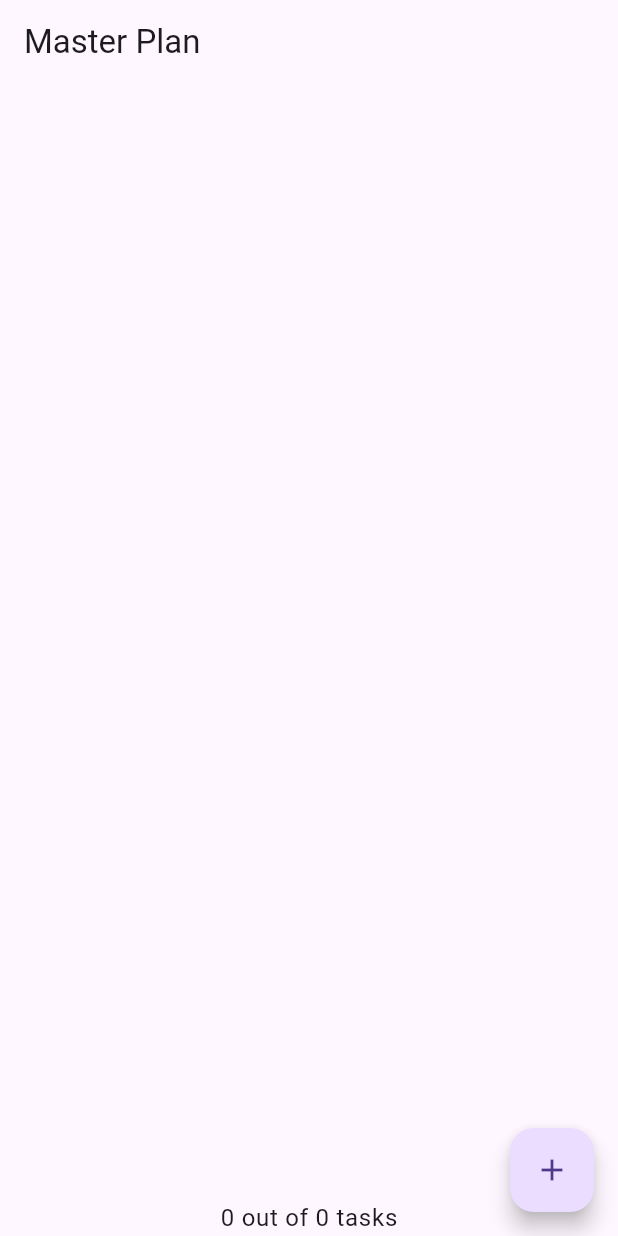
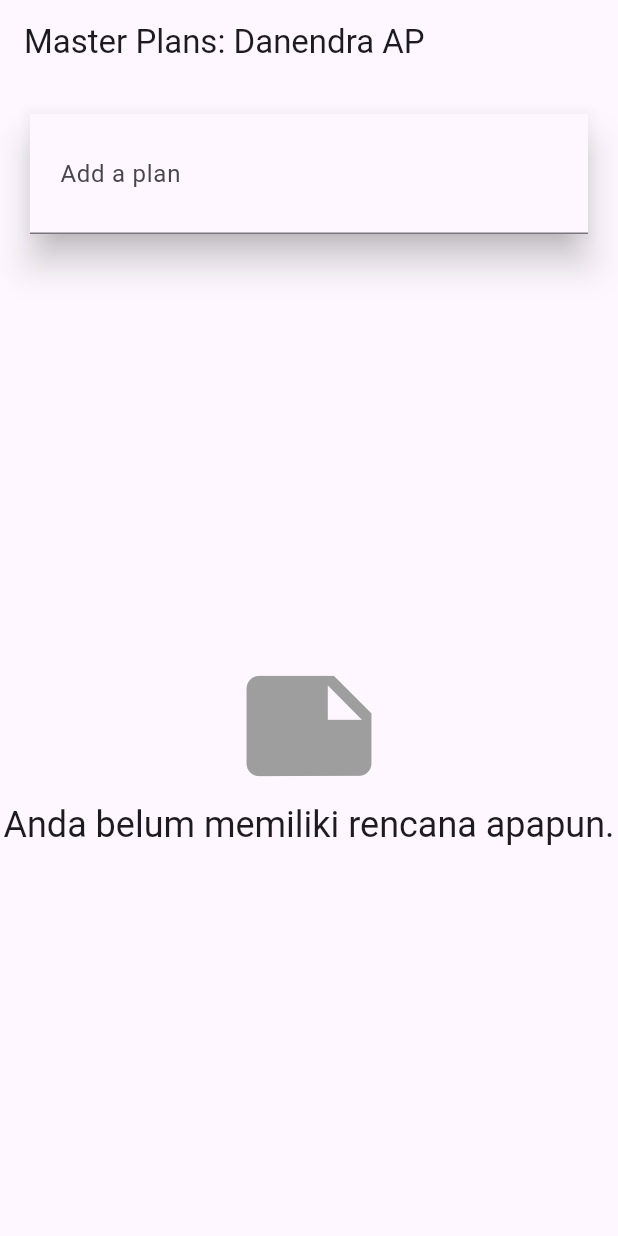
Before and after one commit to Danennndraaa/Pemrograman-Mobile-2025, a Flutter app: the screen it shows after launch, on a phone screen of 412 x 824 dp. Run offline on Flutter 3.47's test engine with Material 3 defaults, Android fonts, the phone set to English and light mode, and no system bars; our stand-ins replace auto_size_text, camera.

Commit message:
Praktikum 3: Membuat State di Multiple Screens

```diff
--- a/master_plan/lib/main.dart
+++ b/master_plan/lib/main.dart
@@ -1,7 +1,7 @@
 import 'package:flutter/material.dart';
-import './views/plan_screen.dart';
-import './provider/plan_provider.dart'; // Import Provider
-import './models/data_layer.dart'; // Import Model
+import './provider/plan_provider.dart';
+import './models/data_layer.dart';
+import './views/plan_creator_screen.dart';
 
 void main() => runApp(const MasterPlanApp());
 
@@ -10,12 +10,14 @@ class MasterPlanApp extends StatelessWidget {
 
   @override
   Widget build(BuildContext context) {
-    return MaterialApp(
-      theme: ThemeData(primarySwatch: Colors.purple),
-      // Langkah 2: Bungkus PlanScreen dengan PlanProvider
-      home: PlanProvider(
-        notifier: ValueNotifier<Plan>(const Plan()),
-        child: const PlanScreen(),
+    return PlanProvider(
+      notifier: ValueNotifier<List<Plan>>(const []),
+      child: MaterialApp(
+        title: 'State Management App',
+        theme: ThemeData(
+          primarySwatch: Colors.blue,
+        ),
+        home: const PlanCreatorScreen(),
       ),
     );
   }
--- a/master_plan/lib/provider/plan_provider.dart
+++ b/master_plan/lib/provider/plan_provider.dart
@@ -1,14 +1,14 @@
 import 'package:flutter/material.dart';
 import '../models/data_layer.dart';
 
-class PlanProvider extends InheritedNotifier<ValueNotifier<Plan>> {
+class PlanProvider extends InheritedNotifier<ValueNotifier<List<Plan>>> {
   const PlanProvider({
     super.key,
     required Widget child,
-    required ValueNotifier<Plan> notifier,
+    required ValueNotifier<List<Plan>> notifier,
   }) : super(child: child, notifier: notifier);
 
-  static ValueNotifier<Plan> of(BuildContext context) {
+  static ValueNotifier<List<Plan>> of(BuildContext context) {
     return context
         .dependOnInheritedWidgetOfExactType<PlanProvider>()!
         .notifier!;
--- /dev/null
+++ b/master_plan/lib/views/plan_creator_screen.dart
@@ -0,0 +1,89 @@
+import 'package:flutter/material.dart';
+import '../provider/plan_provider.dart';
+import '../models/data_layer.dart';
+import 'plan_screen.dart';
+
+class PlanCreatorScreen extends StatefulWidget {
+  const PlanCreatorScreen({super.key});
+
+  @override
+  State createState() => _PlanCreatorScreenState();
+}
+
+class _PlanCreatorScreenState extends State<PlanCreatorScreen> {
+  final textController = TextEditingController();
+
+  @override
+  void dispose() {
+    textController.dispose();
+    super.dispose();
+  }
+
+  @override
+  Widget build(BuildContext context) {
+    return Scaffold(
+      // Ganti dengan Nama Panggilan Anda
+      appBar: AppBar(title: const Text('Master Plans: Danendra AP')),
+      body: Column(children: [
+        _buildListCreator(),
+        Expanded(child: _buildMasterPlans())
+      ]),
+    );
+  }
+
+  Widget _buildListCreator() {
+    return Padding(
+        padding: const EdgeInsets.all(20.0),
+        child: Material(
+          color: Theme.of(context).cardColor,
+          elevation: 10,
+          child: TextField(
+              controller: textController,
+              decoration: const InputDecoration(
+                  labelText: 'Add a plan', contentPadding: EdgeInsets.all(20)),
+              onEditingComplete: addPlan),
+        ));
+  }
+
+  void addPlan() {
+    final text = textController.text;
+    if (text.isEmpty) {
+      return;
+    }
+    final plan = Plan(name: text, tasks: []);
+    ValueNotifier<List<Plan>> planNotifier = PlanProvider.of(context);
+    planNotifier.value = List<Plan>.from(planNotifier.value)..add(plan);
+    textController.clear();
+    FocusScope.of(context).requestFocus(FocusNode());
+    setState(() {}); // Memicu rebuild agar list baru muncul
+  }
+
+  Widget _buildMasterPlans() {
+    ValueNotifier<List<Plan>> planNotifier = PlanProvider.of(context);
+    List<Plan> plans = planNotifier.value;
+
+    if (plans.isEmpty) {
+      return Column(
+          mainAxisAlignment: MainAxisAlignment.center,
+          children: <Widget>[
+            const Icon(Icons.note, size: 100, color: Colors.grey),
+            Text('Anda belum memiliki rencana apapun.',
+                style: Theme.of(context).textTheme.headlineSmall)
+          ]);
+    }
+    return ListView.builder(
+        itemCount: plans.length,
+        itemBuilder: (context, index) {
+          final plan = plans[index];
+          return ListTile(
+              title: Text(plan.name),
+              subtitle: Text(plan.completenessMessage),
+              onTap: () {
+                Navigator.of(context).push(MaterialPageRoute(
+                    builder: (_) => PlanScreen(
+                      plan: plan,
+                    )));
+              });
+        });
+  }
+}
--- a/master_plan/lib/views/plan_screen.dart
+++ b/master_plan/lib/views/plan_screen.dart
@@ -1,18 +1,24 @@
-import '../models/data_layer.dart';
-import '../provider/plan_provider.dart'; // Import Provider
 import 'package:flutter/material.dart';
+import 'package:master_plan/provider/plan_provider.dart';
+import '../models/plan.dart';
+import '../models/task.dart';
 
 class PlanScreen extends StatefulWidget {
-  const PlanScreen({super.key});
+  final Plan plan; // hanya sebagai "identitas awal"
+  const PlanScreen({super.key, required this.plan});
 
   @override
-  State createState() => _PlanScreenState();
+  State<PlanScreen> createState() => _PlanScreenState();
 }
 
 class _PlanScreenState extends State<PlanScreen> {
-  // HAPUS variabel 'plan' lokal. State sekarang ada di Provider.
+  late ScrollController scrollController;
 
-  late ScrollController scrollController;
+  // Getter plan yang BENAR — otomatis mengambil data terbaru dari provider
+  Plan get plan {
+    final notifier = PlanProvider.of(context);
+    return notifier.value.firstWhere((p) => p.name == widget.plan.name);
+  }
 
   @override
   void initState() {
@@ -24,28 +30,22 @@ class _PlanScreenState extends State<PlanScreen> {
   }
 
   @override
-  void dispose() {
-    scrollController.dispose();
-    super.dispose();
-  }
+  Widget build(BuildContext context) {
+    ValueNotifier<List<Plan>> plansNotifier = PlanProvider.of(context);
 
-  // Langkah 9: Ubah method build menggunakan ValueListenableBuilder
-  @override
-  Widget build(BuildContext context) {
     return Scaffold(
-      appBar: AppBar(title: const Text('Master Plan')),
-      body: ValueListenableBuilder<Plan>(
-        valueListenable: PlanProvider.of(context),
-        builder: (context, plan, child) {
+      appBar: AppBar(title: Text(plan.name)),
+      body: ValueListenableBuilder<List<Plan>>(
+        valueListenable: plansNotifier,
+        builder: (context, plans, child) {
+          // ambil plan terbaru dari provider
+          Plan currentPlan =
+          plans.firstWhere((p) => p.name == widget.plan.name);
+
           return Column(
             children: [
-              Expanded(child: _buildList(plan)),
-              SafeArea(
-                child: Text(
-                  plan.completenessMessage,
-                  style: Theme.of(context).textTheme.bodyLarge, // Opsional: styling
-                ),
-              )
+              Expanded(child: _buildList(currentPlan)),
+              SafeArea(child: Text(currentPlan.completenessMessage)),
             ],
           );
         },
@@ -54,40 +54,54 @@ class _PlanScreenState extends State<PlanScreen> {
     );
   }
 
-  // Langkah 5: Edit _buildAddTaskButton
+  Widget _buildList(Plan currentPlan) {
+    return ListView.builder(
+      controller: scrollController,
+      itemCount: currentPlan.tasks.length,
+      itemBuilder: (context, index) {
+        return _buildTaskTile(currentPlan.tasks[index], index, context);
+      },
+    );
+  }
+
   Widget _buildAddTaskButton(BuildContext context) {
-    ValueNotifier<Plan> planNotifier = PlanProvider.of(context);
+    ValueNotifier<List<Plan>> planNotifier = PlanProvider.of(context);
+
     return FloatingActionButton(
       child: const Icon(Icons.add),
       onPressed: () {
-        Plan currentPlan = planNotifier.value;
-        planNotifier.value = Plan(
+        final currentPlan = plan;
+
+        int planIndex =
+        planNotifier.value.indexWhere((p) => p.name == currentPlan.name);
+
+        List<Task> updatedTasks =
+        List<Task>.from(currentPlan.tasks)..add(const Task());
+
+        // update hanya lewat provider, tidak lewat variabel lokal
+        planNotifier.value = List<Plan>.from(planNotifier.value)
+          ..[planIndex] = Plan(
             name: currentPlan.name,
-          tasks: List<Task>.from(currentPlan.tasks)..add(const Task()),
+            tasks: updatedTasks,
           );
       },
     );
   }
 
-  // Langkah 7: Edit _buildList
-  Widget _buildList(Plan plan) {
-    return ListView.builder(
-      controller: scrollController,
-      itemCount: plan.tasks.length,
-      itemBuilder: (context, index) =>
-          _buildTaskTile(plan.tasks[index], index, context),
-    );
-  }
+  Widget _buildTaskTile(Task task, int index, BuildContext context) {
+    ValueNotifier<List<Plan>> planNotifier = PlanProvider.of(context);
 
-  // Langkah 6: Edit _buildTaskTile
-  Widget _buildTaskTile(Task task, int index, BuildContext context) {
-    ValueNotifier<Plan> planNotifier = PlanProvider.of(context);
     return ListTile(
       leading: Checkbox(
         value: task.complete,
         onChanged: (selected) {
-            Plan currentPlan = planNotifier.value;
-            planNotifier.value = Plan(
+          final currentPlan = plan;
+
+          int planIndex = planNotifier.value
+              .indexWhere((p) => p.name == currentPlan.name);
+
+          planNotifier.value = List<Plan>.from(planNotifier.value)
+            ..[planIndex] = Plan(
               name: currentPlan.name,
               tasks: List<Task>.from(currentPlan.tasks)
                 ..[index] = Task(
@@ -95,12 +109,18 @@ class _PlanScreenState extends State<PlanScreen> {
                   complete: selected ?? false,
                 ),
             );
-          }),
+        },
+      ),
       title: TextFormField(
         initialValue: task.description,
         onChanged: (text) {
-          Plan currentPlan = planNotifier.value;
-          planNotifier.value = Plan(
+          final currentPlan = plan;
+
+          int planIndex = planNotifier.value
+              .indexWhere((p) => p.name == currentPlan.name);
+
+          planNotifier.value = List<Plan>.from(planNotifier.value)
+            ..[planIndex] = Plan(
               name: currentPlan.name,
               tasks: List<Task>.from(currentPlan.tasks)
                 ..[index] = Task(
```
Lines whose indentation alone changed are shown as unchanged.
